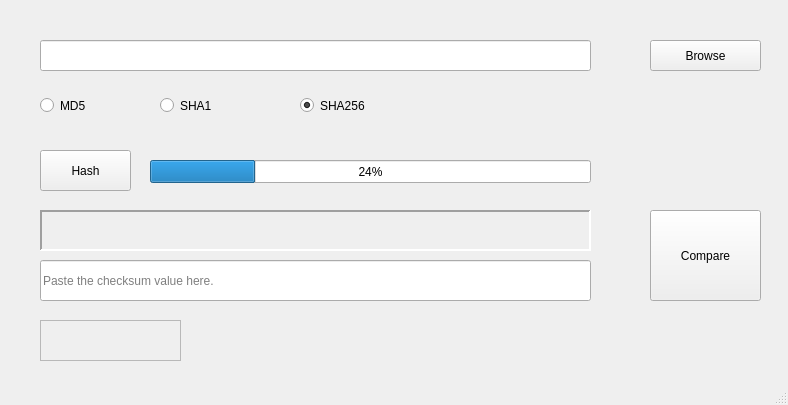
Before: the Qt Designer form hasher.ui in rikeijin/hasher, drawn with Qt 5.
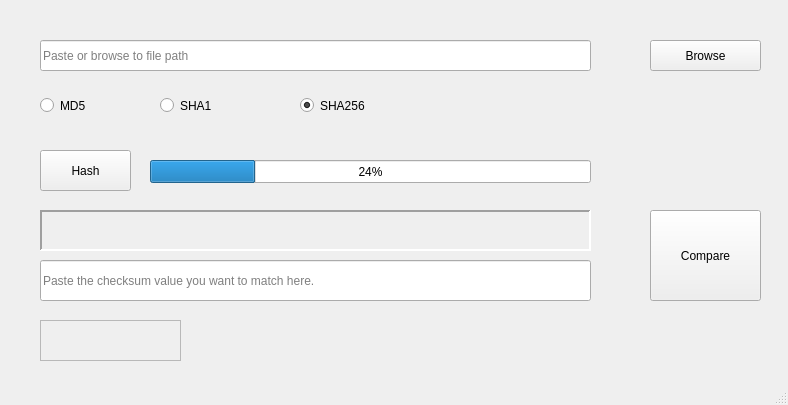
After: the same form once the commit is applied.

Commit message: before progress bar implementation

What changed in the file:
```diff
--- a/hasher.ui
+++ b/hasher.ui
@@ -55,6 +55,9 @@
       <height>31</height>
      </rect>
     </property>
+    <property name="placeholderText">
+     <string>Paste or browse to file path</string>
+    </property>
    </widget>
    <widget class="QRadioButton" name="radio_sha1">
     <property name="geometry">
@@ -140,11 +143,16 @@
       <height>41</height>
      </rect>
     </property>
+    <property name="font">
+     <font>
+      <family>Arial</family>
+     </font>
+    </property>
     <property name="text">
      <string/>
     </property>
     <property name="placeholderText">
-     <string>Paste the checksum value here.</string>
+     <string>Paste the checksum value you want to match here.</string>
     </property>
    </widget>
    <widget class="QPushButton" name="compare">
```
Left out of the diff: 1 changed line with no effect on the pictures.
